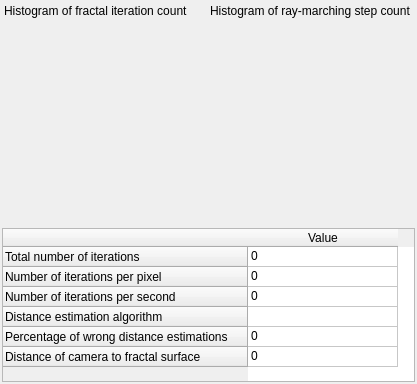
Old version of the form mandelbulber2/qt/dock_statistics.ui in the repository buddhi1980/mandelbulber2.
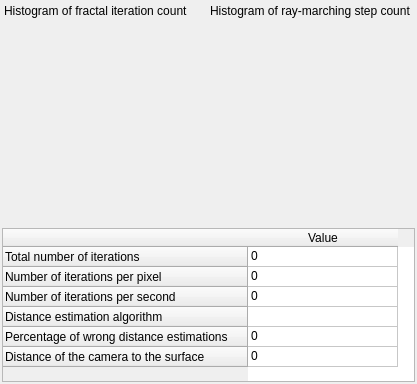
New version of the form. Custom widgets are drawn as their Qt base class.

Commit message: ui: add descriptive tooltips to render statistics dock

```diff
--- a/mandelbulber2/qt/dock_statistics.ui
+++ b/mandelbulber2/qt/dock_statistics.ui
@@ -179,7 +179,7 @@
      </row>
      <row>
       <property name="text">
-       <string>Distance of camera to fractal surface</string>
+       <string>Distance of the camera to the surface</string>
       </property>
      </row>
      <column>
```
Left out of the diff: 27 changed lines with no effect on the pictures.
